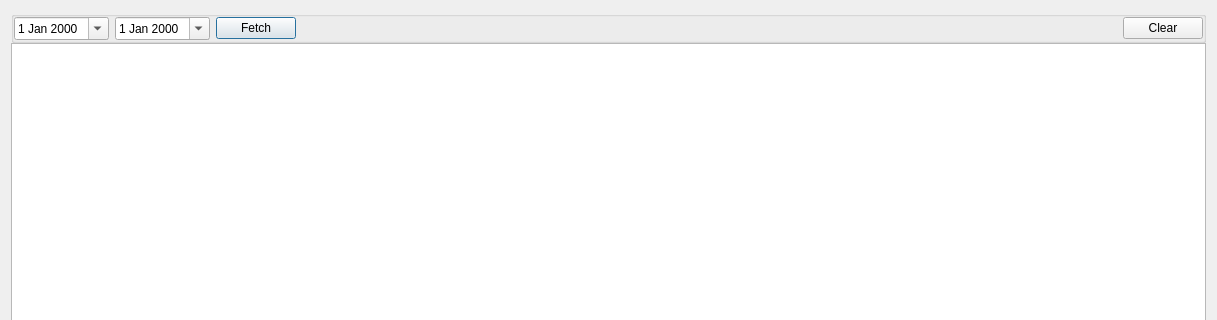
Before: the Qt Designer form audit/auditdialog.ui in ytxerp/ytx-client, drawn with Qt 5; both pictures show x 0 to 1217 and y 0 to 320 of the 1217 by 667 pixel window.
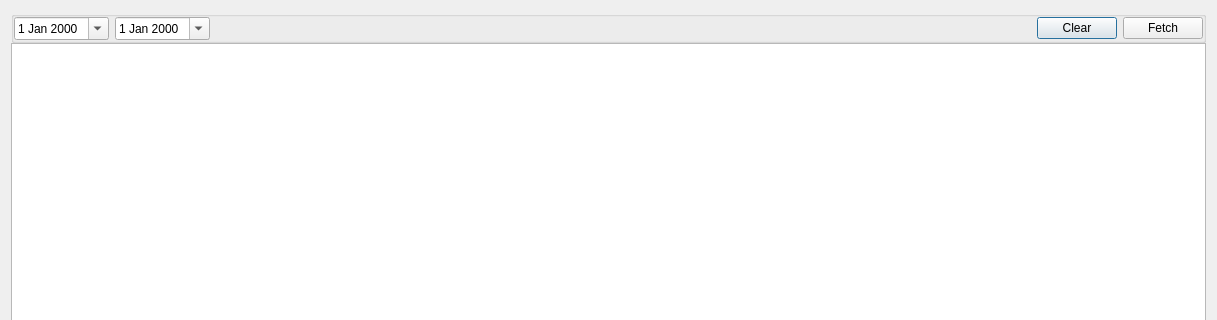
After: the same form once the commit is applied. Custom widgets are drawn as their Qt base class.

What changed in the file:
```diff
--- a/audit/auditdialog.ui
+++ b/audit/auditdialog.ui
@@ -53,13 +53,6 @@
         </property>
        </widget>
       </item>
-      <item>
-       <widget class="QPushButton" name="pBtnFetch">
-        <property name="text">
-         <string>Fetch</string>
-        </property>
-       </widget>
-      </item>
       <item>
        <spacer name="horizontalSpacer">
         <property name="orientation">
@@ -80,6 +73,13 @@
         </property>
        </widget>
       </item>
+      <item>
+       <widget class="QPushButton" name="pBtnFetch">
+        <property name="text">
+         <string>Fetch</string>
+        </property>
+       </widget>
+      </item>
      </layout>
     </widget>
    </item>
```
Left out of the diff: 3 changed lines with no effect on the pictures.
